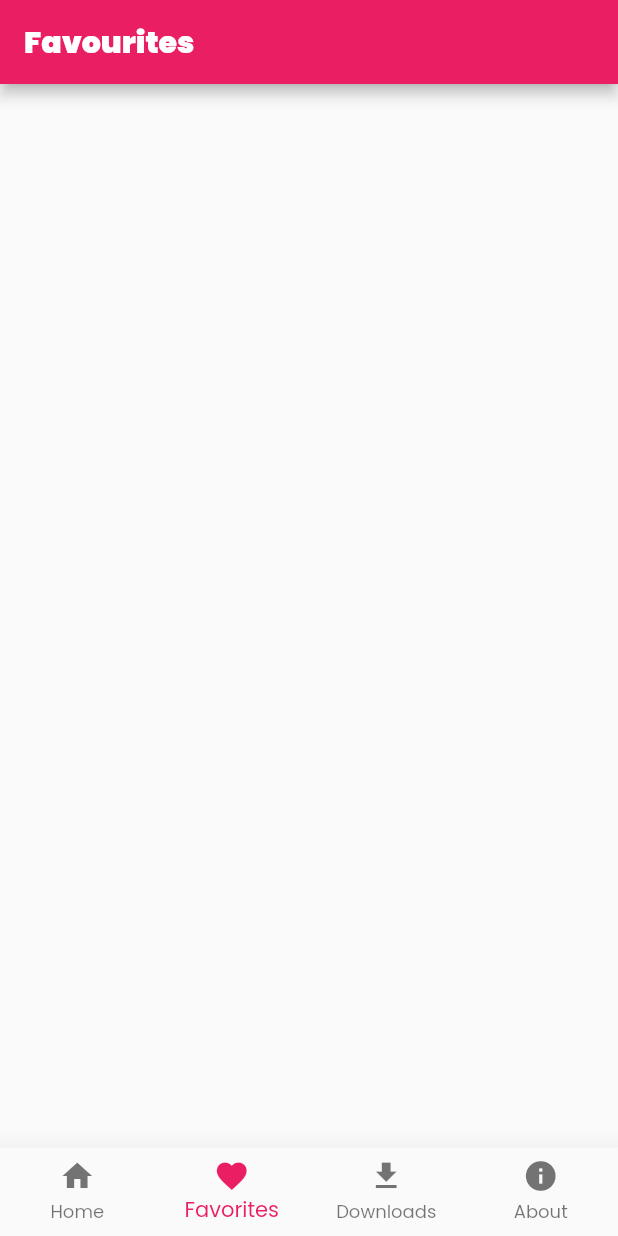
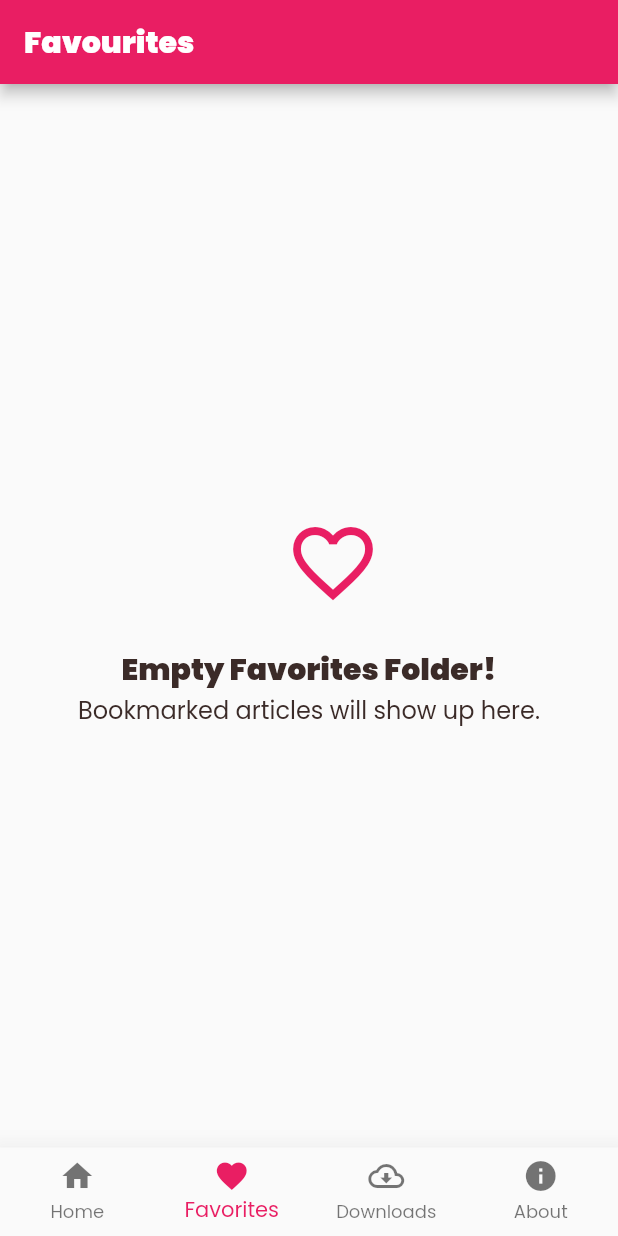
Before and after one commit to 99darshan/research-core, a Flutter app: the screen it shows after launch, item 2 of the bottom bar chosen, on a phone screen of 412 x 824 dp. Run offline on Flutter 3.47's test engine with Material 2 defaults, Android fonts, the phone set to English and light mode, and no system bars; our stand-ins replace dio, shared_preferences; missing offline and left inert: syncfusion_flutter_pdfviewer.

Commit message:
feat: download articles

```diff
--- /dev/null
+++ b/lib/components/full_screen_info.dart
@@ -0,0 +1,50 @@
+import 'package:flutter/material.dart';
+
+import '../utils/theme_util.dart';
+
+class FullScreenInfo extends StatelessWidget {
+  final IconData iconName;
+  final String title;
+  final String subTitle;
+
+  const FullScreenInfo(
+      {Key? key,
+      required this.iconName,
+      required this.title,
+      required this.subTitle})
+      : super(key: key);
+
+  @override
+  Widget build(BuildContext context) {
+    return Center(
+      child: Column(
+        mainAxisAlignment: MainAxisAlignment.center,
+        crossAxisAlignment: CrossAxisAlignment.center,
+        children: [
+          IconButton(
+            onPressed: null,
+            icon: Icon(
+              iconName,
+              size: 64.0,
+            ),
+            color: ThemeUtil.primaryColor,
+            disabledColor: ThemeUtil.primaryColor,
+          ),
+          const SizedBox(
+            height: 48.0,
+          ),
+          Text(
+            title,
+            textAlign: TextAlign.center,
+            style: Theme.of(context).textTheme.headline6,
+          ),
+          Text(
+            subTitle,
+            textAlign: TextAlign.center,
+            style: Theme.of(context).textTheme.subtitle1,
+          )
+        ],
+      ),
+    );
+  }
+}
--- a/lib/main.dart
+++ b/lib/main.dart
@@ -1,6 +1,7 @@
 import 'package:flutter/material.dart';
 import 'package:provider/provider.dart';
 import 'package:researchcore/providers/favorites_provider.dart';
+import 'package:researchcore/screens/downloads_screen.dart';
 import 'package:researchcore/screens/favorite_screen.dart';
 import 'package:researchcore/screens/home_screen.dart';
 import 'package:researchcore/utils/theme_util.dart';
@@ -28,7 +29,7 @@ class MyAppState extends State<MyApp> {
   final _pages = [
     const HomeScreen(),
     const FavoriteScreen(),
-    // DownloadsScreen(),
+    const DownloadsScreen(),
     // AboutPage(),
   ];
 
@@ -71,7 +72,7 @@ class MyAppState extends State<MyApp> {
               BottomNavigationBarItem(
                 label: 'Downloads',
                 icon: Icon(
-                  Icons.file_download,
+                  Icons.cloud_download_outlined,
                 ),
               ),
               BottomNavigationBarItem(
--- a/lib/models/article.dart
+++ b/lib/models/article.dart
@@ -71,7 +71,7 @@ class Article {
     if (url.endsWith('.pdf')) {
       return url;
     } else if (url.contains('arxiv.org/abs/')) {
-      return '${url.replaceFirst('/abs/', '/pdf/')}.pdf';
+      return '${url.replaceFirst('http:', 'https:').replaceFirst('/abs/', '/pdf/')}.pdf';
     } else {
       return '';
     }
--- a/lib/screens/favorite_screen.dart
+++ b/lib/screens/favorite_screen.dart
@@ -1,5 +1,6 @@
 import 'package:flutter/material.dart';
 import 'package:provider/provider.dart';
+import 'package:researchcore/components/full_screen_info.dart';
 
 import '../components/article_card.dart';
 import '../models/article.dart';
@@ -15,15 +16,21 @@ class FavoriteScreen extends StatelessWidget {
     // TODO: show proper message when there are no favorites
     return Scaffold(
       appBar: AppBar(title: const Text('Favourites')),
-      body: ListView.builder(
+      body: (favouriteKeys?.isEmpty ?? true)
+          ? const FullScreenInfo(
+              iconName: Icons.favorite_border_outlined,
+              title: 'Empty Favorites Folder!',
+              subTitle: 'Bookmarked articles will show up here.',
+            )
+          : ListView.builder(
               itemCount: favouriteKeys?.length ?? 0,
               itemBuilder: (context, index) {
                 final articleKey = favouriteKeys?.elementAt(index);
                 if (articleKey?.isEmpty ?? true) {
                   return const SizedBox();
                 }
-          // return const Text('What this shite man');
-          Article article = favoritesProvider.findArticleByKey('$articleKey');
+                Article article =
+                    favoritesProvider.findArticleByKey('$articleKey');
                 return ArticleCard(
                   article: article,
                   isFavoriteScreen: true,
--- /dev/null
+++ b/lib/utils/file_util.dart
@@ -0,0 +1,5 @@
+class FileUtil {
+  static fileName(String path) {
+    return path.split('/').last.replaceFirst('.pdf', '').replaceAll('_', ' ');
+  }
+}
--- a/pubspec.yaml
+++ b/pubspec.yaml
@@ -32,9 +32,11 @@ dependencies:
   flutter:
     sdk: flutter
   provider: ^6.0.4
-  http: ^0.13.5
+  http: ^0.13.5 # TODO: remove redundant because of dio, replace usage
   shared_preferences: ^2.0.15
   syncfusion_flutter_pdfviewer: ^20.3.52
+  path_provider: ^2.0.11
+  dio: ^4.0.6
 
 dev_dependencies:
   flutter_test:
```
Also changed, not shown: lib/components/article_card.dart (+91 -24 lines), lib/screens/downloads_screen.dart (+96 -0 lines), lib/screens/pdf_view_screen.dart (+37 -15 lines), lib/services/download_service.dart (added, +34 -0 lines), pubspec.lock, 1 other file. Lines whose indentation alone changed are shown as unchanged.
